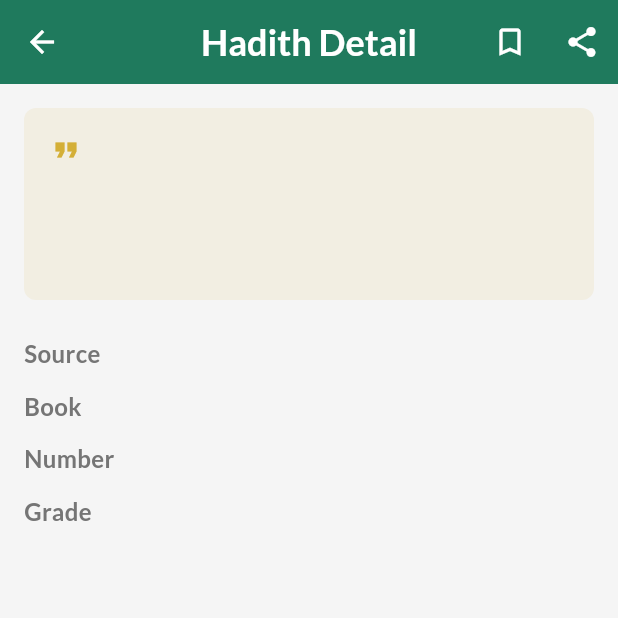
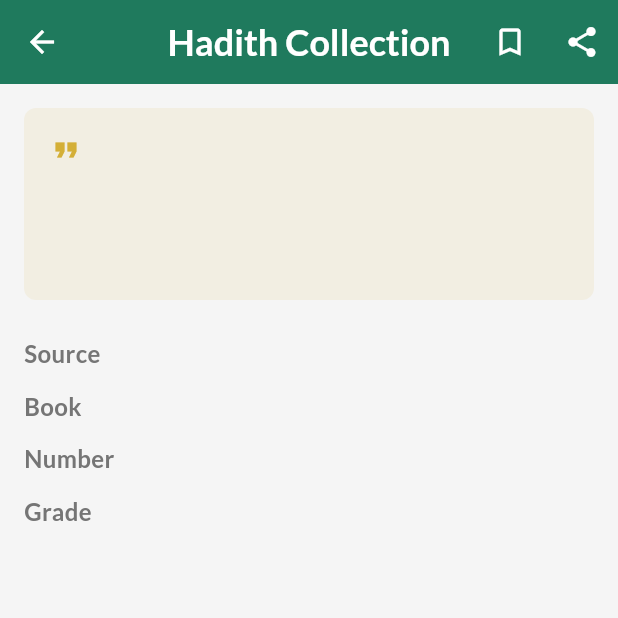
Before and after one commit to Kandil7/muslim_habit_tracking, a Flutter app: the HadithDetailPage screen opened directly with empty values, on a phone screen of 412 x 824 dp, the top half of it. Run offline on Flutter 3.47's test engine with Material 3 defaults, Android fonts, the phone set to English and light mode, and no system bars; our stand-ins replace dartz, equatable, fl_chart, flutter_bloc, flutter_local_notifications, flutter_svg and 16 more; missing offline and left inert: pray_times, workmanager; accounts and stored records are empty.

Commit message:
Step 16: Update Hadith pages and widgets to use translations

```diff
--- a/lib/features/hadith/presentation/pages/hadith_detail_page.dart
+++ b/lib/features/hadith/presentation/pages/hadith_detail_page.dart
@@ -2,6 +2,7 @@ import 'package:flutter/material.dart';
 import 'package:flutter_bloc/flutter_bloc.dart';
 import 'package:share_plus/share_plus.dart';
 import '../../../../core/theme/app_theme.dart';
+import '../../../../core/localization/app_localizations_extension.dart';
 import '../../domain/entities/hadith.dart';
 import '../bloc/hadith_bloc.dart';
 import '../bloc/hadith_event.dart';
@@ -18,7 +19,7 @@ class HadithDetailPage extends StatelessWidget {
   Widget build(BuildContext context) {
     return Scaffold(
       appBar: AppBar(
-        title: const Text('Hadith Detail'),
+        title: Text(context.tr.translate('hadith.title')),
         actions: [
           IconButton(
             icon: Icon(
@@ -30,12 +31,15 @@ class HadithDetailPage extends StatelessWidget {
                 ToggleHadithBookmarkEvent(id: hadith.id),
               );
             },
-            tooltip: hadith.isBookmarked ? 'Remove bookmark' : 'Add bookmark',
+            tooltip:
+                hadith.isBookmarked
+                    ? context.tr.translate('hadith.hadithRemoved')
+                    : context.tr.translate('hadith.hadithSaved'),
           ),
           IconButton(
             icon: const Icon(Icons.share),
             onPressed: () => _shareHadith(context),
-            tooltip: 'Share hadith',
+            tooltip: context.tr.translate('hadith.share'),
           ),
         ],
       ),
@@ -49,7 +53,7 @@ class HadithDetailPage extends StatelessWidget {
               width: double.infinity,
               padding: const EdgeInsets.all(16.0),
               decoration: BoxDecoration(
-                color: AppColors.secondary.withOpacity(0.1),
+                color: AppColors.secondary.withAlpha(25),
                 borderRadius: BorderRadius.circular(8.0),
               ),
               child: Column(
@@ -98,18 +102,19 @@ class HadithDetailPage extends StatelessWidget {
 
             // Tags
             if (hadith.tags.isNotEmpty) ...[
-              const Text(
-                'Tags',
+              Text(
+                context.tr.translate('hadith.tags'),
                 style: AppTextStyles.headingSmall,
               ),
               const SizedBox(height: 8),
               Wrap(
                 spacing: 8,
                 runSpacing: 8,
-                children: hadith.tags.map((tag) {
+                children:
+                    hadith.tags.map((tag) {
                       return Chip(
                         label: Text(tag),
-                    backgroundColor: AppColors.secondary.withOpacity(0.1),
+                        backgroundColor: AppColors.secondary.withAlpha(25),
                       );
                     }).toList(),
               ),
@@ -136,12 +141,7 @@ class HadithDetailPage extends StatelessWidget {
               ),
             ),
           ),
-          Expanded(
-            child: Text(
-              value,
-              style: AppTextStyles.bodyMedium,
-            ),
-          ),
+          Expanded(child: Text(value, style: AppTextStyles.bodyMedium)),
         ],
       ),
     );
```
Also changed, not shown: lib/features/hadith/presentation/pages/hadith_collection_page.dart (+20 -16 lines), lib/features/hadith/presentation/widgets/hadith_list_item.dart (+13 -7 lines). Lines whose indentation alone changed are shown as unchanged.
